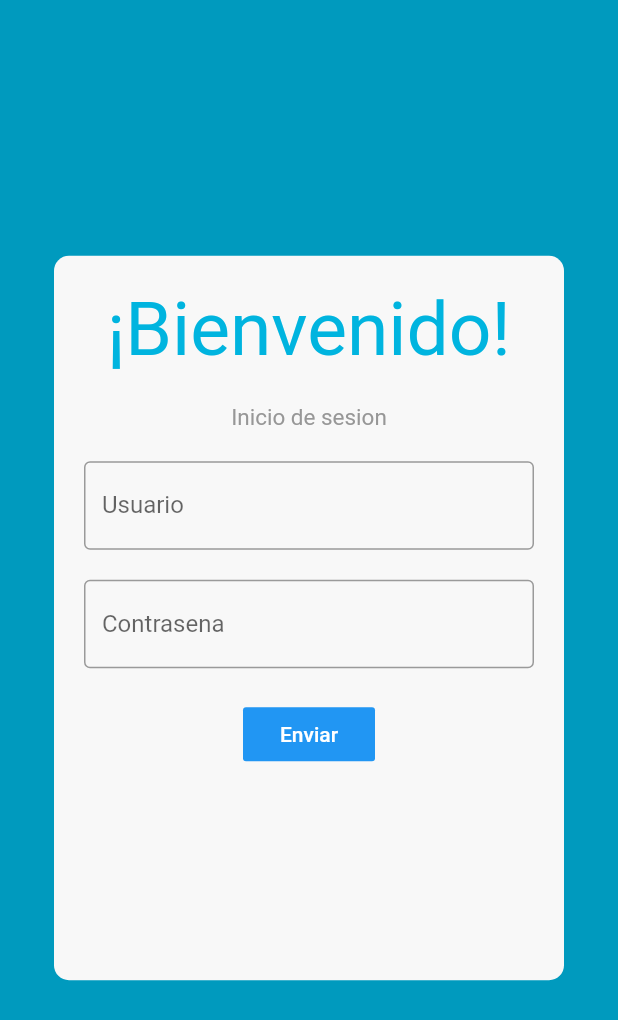
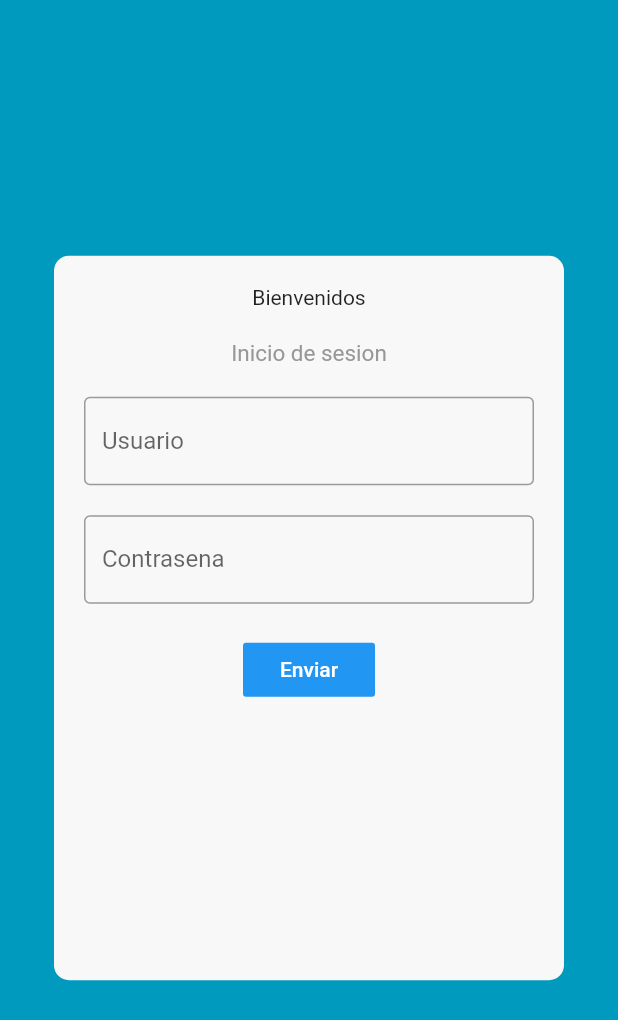
Before and after one commit to lecocchi/flutter_ui, a Flutter app: the screen it shows after launch, on a phone screen of 412 x 824 dp. Shown: the top 1020 px of the screen. Run offline on Flutter 3.47's test engine with Material 2 defaults, Android fonts, the phone set to English and light mode, and no system bars; our stand-ins replace dio.

Commit message:
primer commit

```diff
--- a/lib/login_view/login_view.dart
+++ b/lib/login_view/login_view.dart
@@ -1,10 +1,13 @@
 import 'package:flutter/material.dart';
+import 'package:flutter_ui/images_page/images_page.dart';
 import 'package:flutter_ui/login_view/widgets/subtitle_widget.dart';
 import 'package:flutter_ui/login_view/widgets/title_widget.dart';
 import 'package:flutter_ui/widgets/generic_button_widget.dart';
 
 class LoginView extends StatelessWidget {
-  const LoginView({Key key}) : super(key: key);
+  const LoginView({
+    Key key,
+  }) : super(key: key);
 
   @override
   Widget build(BuildContext context) {
@@ -24,7 +27,7 @@ class LoginView extends StatelessWidget {
             // mainAxisAlignment: MainAxisAlignment.center,
             children: <Widget>[
               TitleWidget(
-                titleLabel: null,
+                titleLabel: 'Bienvenidos',
               ),
               SubtitleWidget(
                 label: 'Inicio de sesion',
@@ -36,6 +39,11 @@ class LoginView extends StatelessWidget {
                 obscureText: true,
               ),
               GenericButtonWidget(
+                onPressed: () => Navigator.push(
+                    context,
+                    MaterialPageRoute(
+                      builder: (_) => ImagesPage(),
+                    )),
                 bgColor: Colors.blue,
                 label: 'Enviar',
                 margin: 20,
@@ -48,8 +56,7 @@ class LoginView extends StatelessWidget {
     );
   }
 
-  Widget _buildTextField(
-      {@required String labelText, bool obscureText = false}) {
+  Widget _buildTextField({@required String labelText, bool obscureText = false}) {
     return TextField(
       obscureText: obscureText,
       decoration: InputDecoration(
--- a/lib/login_view/widgets/title_widget.dart
+++ b/lib/login_view/widgets/title_widget.dart
@@ -11,8 +11,7 @@ class TitleWidget extends StatelessWidget {
   Widget build(BuildContext context) {
     return Container(
       margin: EdgeInsets.only(bottom: 20),
-      child: Text(titleLabel ?? '¡Bienvenido!',
-          style: TextStyle(color: Color(0xFF00B4DF), fontSize: 50)),
+      child: Text(titleLabel),
     );
   }
 }
--- a/lib/widgets/generic_button_widget.dart
+++ b/lib/widgets/generic_button_widget.dart
@@ -5,13 +5,15 @@ class GenericButtonWidget extends StatelessWidget {
   final Color bgColor;
   final double margin;
   final TextStyle textStyle;
+  final VoidCallback onPressed;
 
   const GenericButtonWidget({
     Key key,
     this.label,
+    this.margin,
     this.bgColor,
-    this.margin,
     this.textStyle,
+    this.onPressed,
   }) : super(key: key);
 
   @override
@@ -19,9 +21,7 @@ class GenericButtonWidget extends StatelessWidget {
     return Container(
       margin: EdgeInsets.only(top: margin),
       child: FlatButton(
-        onPressed: () {
-          print('Hola');
-        },
+        onPressed: () => onPressed(),
         child: Text(
           label,
           style: textStyle,
--- a/pubspec.yaml
+++ b/pubspec.yaml
@@ -23,6 +23,7 @@ environment:
 dependencies:
   flutter:
     sdk: flutter
+  dio: ^4.0.0
 
 
   # The following adds the Cupertino Icons font to your application.
```
Also changed, not shown: lib/api/fox_api/fox_api.dart (added, +30 -0 lines), lib/api/fox_api/fox_api_model.dart (added, +21 -0 lines), lib/images_page/images_page.dart (added, +52 -0 lines), pubspec.lock.
